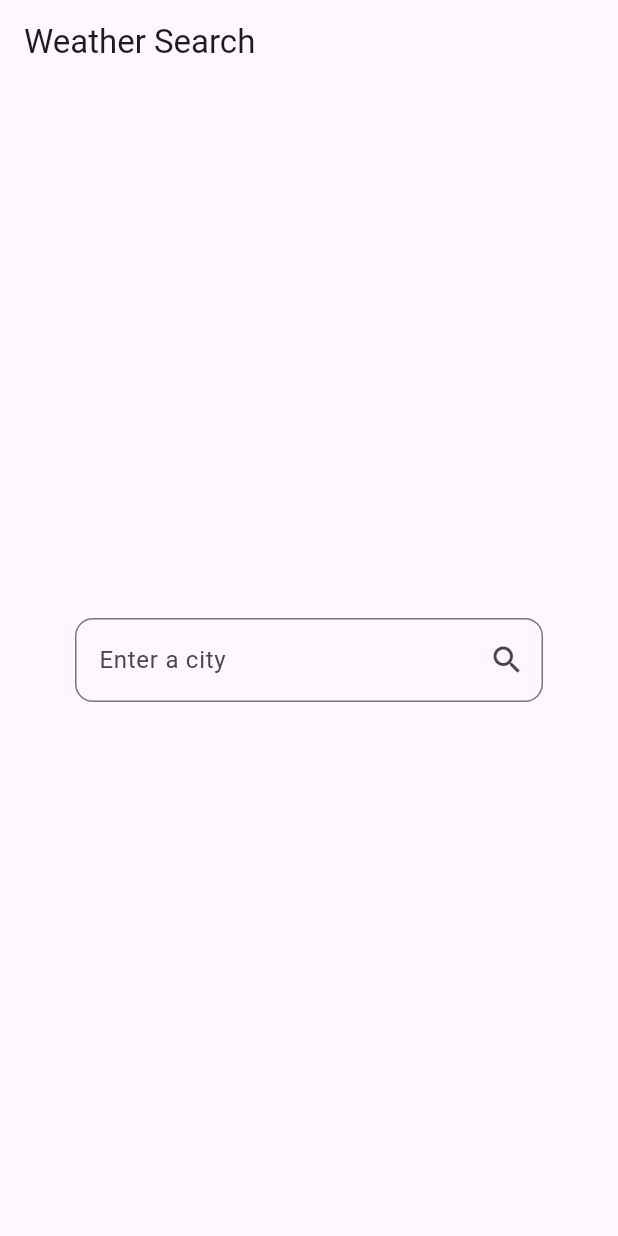
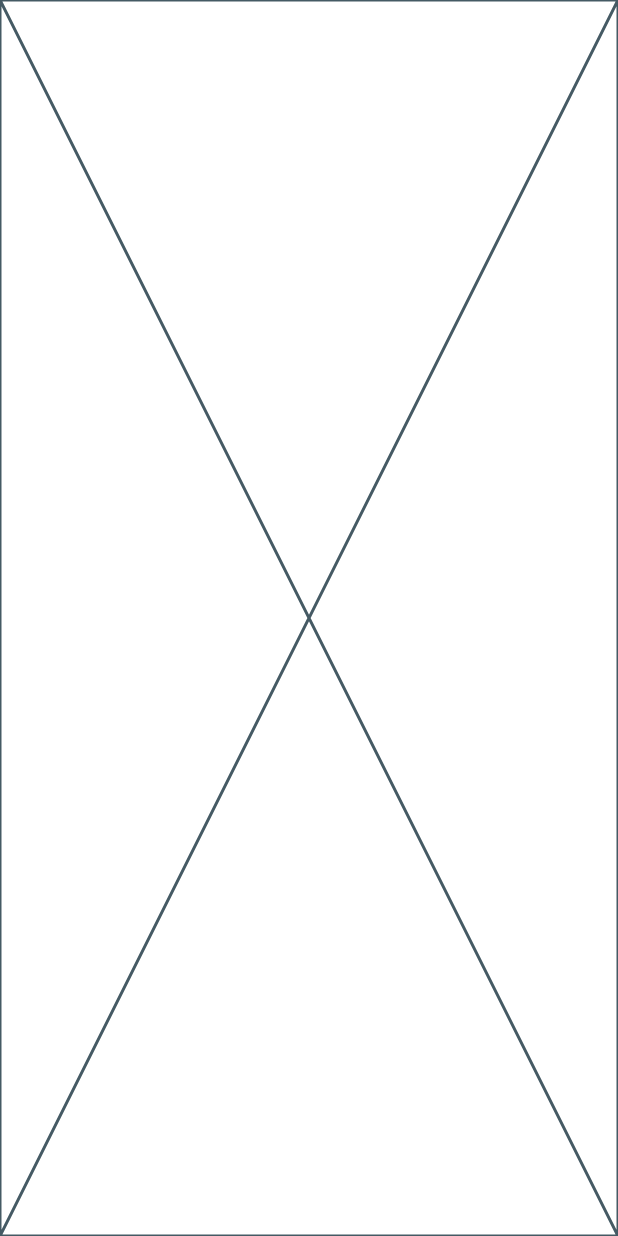
Before and after one commit to M2NVMe/cubitflutter, a Flutter app: the screen it shows after launch, on a phone screen of 412 x 824 dp. Run offline on Flutter 3.47's test engine with Material 3 defaults, Android fonts, the phone set to English and light mode, and no system bars.

Commit message:
[BBW] FIX/ADD

```diff
--- /dev/null
+++ b/lib/Utama.dart
@@ -0,0 +1,15 @@
+import 'package:flutter/material.dart';
+
+class mainPage extends StatefulWidget {
+  const mainPage({super.key});
+
+  @override
+  State<mainPage> createState() => _mainPageState();
+}
+
+class _mainPageState extends State<mainPage> {
+  @override
+  Widget build(BuildContext context) {
+    return const Placeholder();
+  }
+}
--- a/lib/cubit/weather_cubit.dart
+++ /dev/null
@@ -1,22 +0,0 @@
-import 'package:bloc/bloc.dart';
-import 'package:cubitflutter/datas/cuaca.dart';
-import 'package:cubitflutter/datas/database_cuaca.dart';
-import 'package:meta/meta.dart';
-
-part 'weather_state.dart';
-
-class WeatherCubit extends Cubit<WeatherState> {
-  final WeatherRepository _weatherRepository;
-
-  WeatherCubit(this._weatherRepository) : super(WeatherInitial());
-
-  Future<void> getWeather(String cityName) async {
-    try {
-      emit(WeatherLoading());
-      final weather = await _weatherRepository.fetchWeather(cityName);
-      emit(WeatherLoaded(weather));
-    } on NetworkException {
-      emit(WeatherError("Error 404"));
-    }
-  }
-}
--- a/lib/datas/cuaca.dart
+++ /dev/null
@@ -1,7 +0,0 @@
-
-class Cuaca {
-  final String kota;
-  final double celcius;
-
-  Cuaca({required this.kota, required this.celcius});
-}
--- a/lib/main.dart
+++ b/lib/main.dart
@@ -1,3 +1,4 @@
+import 'package:cubitflutter/Utama.dart';
 import 'package:cubitflutter/utama.dart';
 import 'package:flutter/material.dart';
 
@@ -17,7 +18,7 @@
         colorScheme: ColorScheme.fromSeed(seedColor: Colors.deepPurple),
         useMaterial3: true,
       ),
-      home: const WeatherSearchPage(),
+      home: const mainPage(),
     );
   }
 }
--- a/lib/utama.dart
+++ /dev/null
@@ -1,78 +0,0 @@
-import 'package:cubitflutter/cubit/weather_cubit.dart';
-import 'package:flutter/material.dart';
-import 'package:cubitflutter/datas/cuaca.dart';
-import 'package:flutter_bloc/flutter_bloc.dart';
-
-class WeatherSearchPage extends StatelessWidget {
-  const WeatherSearchPage({super.key});
-
-  @override
-  Widget build(BuildContext context) {
-    return Scaffold(
-      appBar: AppBar(
-        title: Text("Weather Search"),
-      ),
-      body: Container(
-        padding: EdgeInsets.symmetric(vertical: 16),
-        alignment: Alignment.center,
-        // TODO: Implement with cubit
-        child: buildInitialInput(),
-      ),
-    );;
-
-  }
-  Widget buildInitialInput() {
-    return Center(
-      child: CityInputField(),
-    );
-  }
-
-  Widget buildLoading() {
-    return Center(
-      child: CircularProgressIndicator(),
-    );
-  }
-
-  Column buildColumnWithData(Cuaca weather) {
-    return Column(
-      mainAxisAlignment: MainAxisAlignment.spaceEvenly,
-      children: <Widget>[
-        Text(
-          weather.kota,
-          style: TextStyle(
-            fontSize: 40,
-            fontWeight: FontWeight.w700,
-          ),
-        ),
-        Text(
-          // Display the temperature with 1 decimal place
-          "${weather.celcius.toStringAsFixed(1)} °C",
-          style: TextStyle(fontSize: 80),
-        ),
-        CityInputField(),
-      ],
-    );
-  }
-}
-
-class CityInputField extends StatelessWidget {
-  @override
-  Widget build(BuildContext context) {
-    return Padding(
-      padding: const EdgeInsets.symmetric(horizontal: 50),
-      child: TextField(
-        onSubmitted: (value) => submitCityName(context, value),
-        textInputAction: TextInputAction.search,
-        decoration: InputDecoration(
-          hintText: "Enter a city",
-          border: OutlineInputBorder(borderRadius: BorderRadius.circular(12)),
-          suffixIcon: Icon(Icons.search),
-        ),
-      ),
-    );
-  }
-
-  void submitCityName(BuildContext context, String cityName) {
-    // TODO: Get weather for the city
-  }
-}
```
Also changed, not shown: lib/cubit/weather_state.dart (deleted, +0 -44 lines), lib/datas/database_cuaca.dart (deleted, +0 -35 lines).
